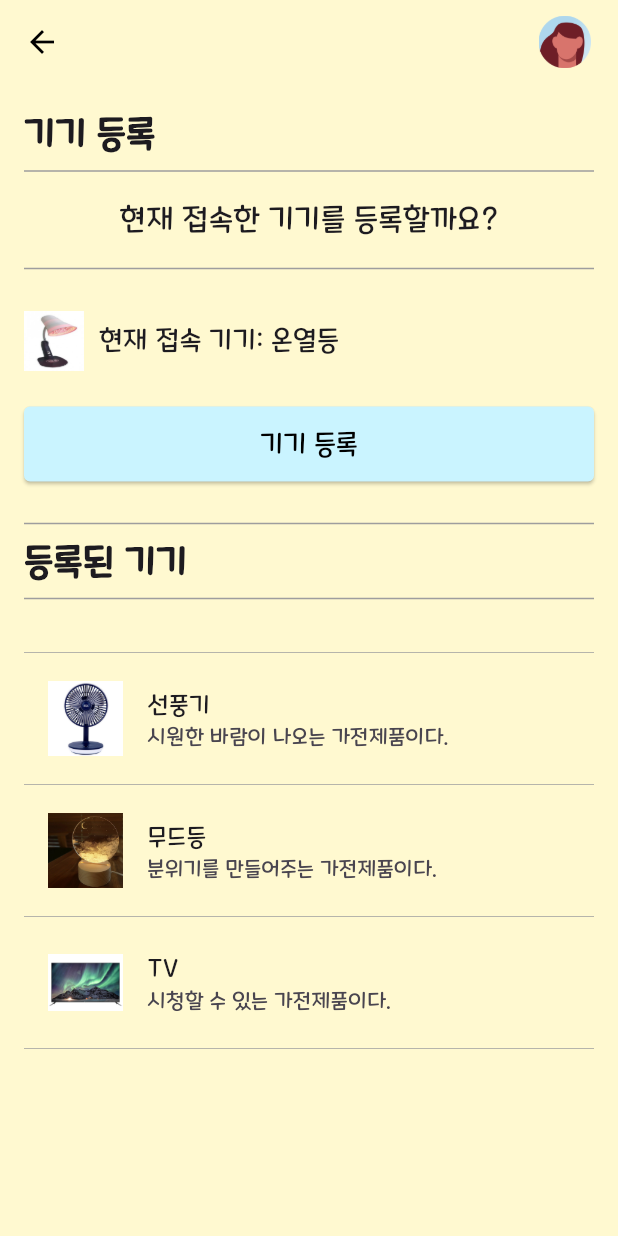
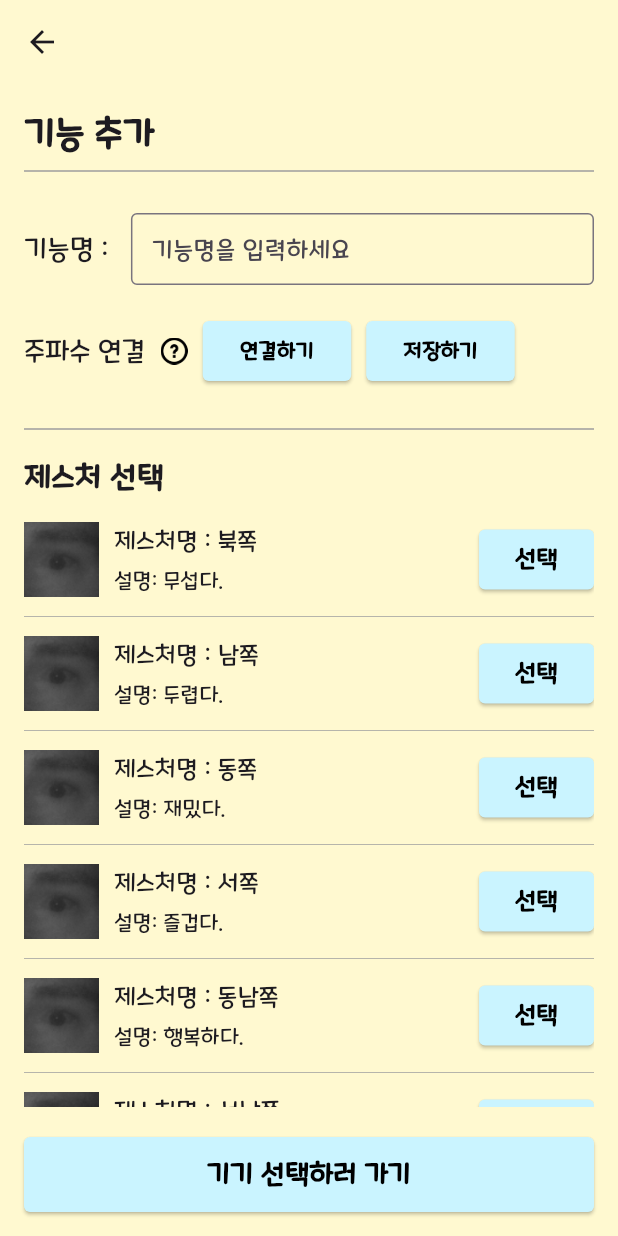
Before and after one commit to IPLaboratory/IPL_EyeTracker_FE, a Flutter app: the MachineRecognitionPage screen opened directly, after a tap on "기기 등록", on a phone screen of 412 x 824 dp. Run offline on Flutter 3.47's test engine with Material 3 defaults, Android fonts, the phone set to English and light mode, and no system bars; our stand-ins replace awesome_snackbar_content, camera, flutter_svg, image_picker, lottie, permission_handler and 1 more.

Commit message:
TASK #5 : 기능 설정 페이지 디자인 했습니다.

```diff
--- /dev/null
+++ b/lib/Feature_Settings_Page/Gesture_Choice.dart
@@ -0,0 +1,101 @@
+import 'package:flutter/material.dart';
+
+class GestureChoice extends StatefulWidget {
+  const GestureChoice({super.key});
+
+  @override
+  _GestureChoiceState createState() => _GestureChoiceState();
+}
+
+class _GestureChoiceState extends State<GestureChoice> {
+  String _selectedGesture = '';
+
+  Widget _buildGestureItem(String gestureName, String description, String imagePath) {
+    final bool isSelected = _selectedGesture == gestureName;
+
+    return Column(
+      children: [
+        GestureDetector(
+          onTap: () {
+            if (!isSelected) {
+              setState(() {
+                _selectedGesture = gestureName;
+              });
+            }
+          },
+          child: Container(
+            color: isSelected ? Colors.grey.withOpacity(0.5) : Colors.transparent,
+            child: Padding(
+              padding: const EdgeInsets.symmetric(vertical: 5.0),
+              child: Row(
+                children: [
+                  Image.asset(
+                    imagePath, // 제스처 이미지 경로
+                    width: 50,
+                    height: 50,
+                  ),
+                  const SizedBox(width: 10),
+                  Column(
+                    crossAxisAlignment: CrossAxisAlignment.start,
+                    children: [
+                      Text(
+                        '제스처명 : $gestureName',
+                        style: TextStyle(fontSize: 16),
+                      ),
+                      const SizedBox(height: 5),
+                      Text(
+                        '설명: $description',
+                        style: TextStyle(fontSize: 14),
+                      ),
+                    ],
+                  ),
+                  const Spacer(),
+                  ElevatedButton(
+                    style: ElevatedButton.styleFrom(
+                      backgroundColor: isSelected ? Color(0xFFD6A4FF) : const Color(0xFFCAF4FF),
+                      shape: RoundedRectangleBorder(
+                        borderRadius: BorderRadius.circular(4.0),
+                      ),
+                    ),
+                    onPressed: isSelected ? null : () {
+                      setState(() {
+                        _selectedGesture = gestureName;
+                      });
+                    },
+                    child: const Text(
+                      '선택',
+                      style: TextStyle(
+                        fontSize: 16,
+                        fontWeight: FontWeight.bold,
+                        color: Colors.black,
+                      ),
+                    ),
+                  ),
+                ],
+              ),
+            ),
+          ),
+        ),
+        const Divider(color: Colors.grey, thickness: 0.5), // 얇은 회색 선 추가
+      ],
+    );
+  }
+
+  @override
+  Widget build(BuildContext context) {
+    return Expanded(
+      child: ListView(
+        children: [
+          _buildGestureItem('북쪽', '무섭다.', 'assets/Gesture_Image.png'),
+          _buildGestureItem('남쪽', '두렵다.', 'assets/Gesture_Image.png'),
+          _buildGestureItem('동쪽', '재밌다.', 'assets/Gesture_Image.png'),
+          _buildGestureItem('서쪽', '즐겁다.', 'assets/Gesture_Image.png'),
+          _buildGestureItem('동남쪽', '행복하다.', 'assets/Gesture_Image.png'),
+          _buildGestureItem('서남쪽', '슬프다.', 'assets/Gesture_Image.png'),
+          _buildGestureItem('동북쪽', '우울하다.', 'assets/Gesture_Image.png'),
+          _buildGestureItem('서북쪽', '화난다.', 'assets/Gesture_Image.png'),
+        ],
+      ),
+    );
+  }
+}
--- /dev/null
+++ b/lib/Feature_Settings_Page/Help_Icon.dart
@@ -0,0 +1,17 @@
+import 'package:flutter/material.dart';
+import 'package:awesome_snackbar_content/awesome_snackbar_content.dart';
+
+void showHelpSnackbar(BuildContext context) {
+  final snackBar = SnackBar(
+    content: AwesomeSnackbarContent(
+      title: '도움말',
+      message: '연결하기 버튼을 클릭한 뒤 해당 기기의 등록된 기능의 리모컨 스위치를 10초 동안 눌러주세요.',
+      contentType: ContentType.help,
+    ),
+    backgroundColor: Colors.transparent,
+    elevation: 0,
+    behavior: SnackBarBehavior.floating,
+  );
+
+  ScaffoldMessenger.of(context).showSnackBar(snackBar);
+}
--- /dev/null
+++ b/lib/Feature_Settings_Page/Main_Settings.dart
@@ -0,0 +1,167 @@
+import 'package:flutter/material.dart';
+import 'Help_Icon.dart';
+import 'Gesture_Choice.dart'; // GestureChoice 위젯 임포트
+import 'Notification.dart'; // Notification 파일 임포트
+import 'package:real_test/Device_Select_Page/Main_Device.dart';
+
+class MainSettingsPage extends StatelessWidget {
+  @override
+  Widget build(BuildContext context) {
+    return Scaffold(
+      backgroundColor: const Color(0xFFFFF9D0), // 배경색 설정
+      appBar: AppBar(
+        scrolledUnderElevation: 0,
+        backgroundColor: const Color(0xFFFFF9D0), // 배경색 설정
+        leading: IconButton(
+          icon: Icon(Icons.arrow_back),
+          onPressed: () {
+            Navigator.pop(context);
+          },
+        ),
+      ),
+      body: Padding(
+        padding: const EdgeInsets.all(16.0),
+        child: Column(
+          crossAxisAlignment: CrossAxisAlignment.start,
+          children: [
+            Text(
+              '기능 추가',
+              style: TextStyle(
+                fontSize: 24,
+                fontWeight: FontWeight.bold,
+              ),
+            ),
+            Divider(color: Colors.grey, thickness: 1),
+            const SizedBox(height: 20),
+            Row(
+              children: [
+                Text(
+                  '기능명 : ',
+                  style: TextStyle(fontSize: 18),
+                ),
+                const SizedBox(width: 10),
+                Expanded(
+                  child: TextField(
+                    decoration: InputDecoration(
+                      border: OutlineInputBorder(),
+                      hintText: '기능명을 입력하세요',
+                      contentPadding: EdgeInsets.symmetric(vertical: 8.0, horizontal: 10.0), // 패딩 조정
+                    ),
+                  ),
+                ),
+              ],
+            ),
+            const SizedBox(height: 20),
+            Row(
+              children: [
+                Text(
+                  '주파수 연결',
+                  style: TextStyle(fontSize: 18),
+                ),
+                const SizedBox(width: 10),
+                GestureDetector(
+                  onTap: () {
+                    showHelpSnackbar(context); // 스낵바 호출 함수
+                  },
+                  child: Image.asset(
+                    'assets/Main_Settings_Question.png', // 이미지 경로
+                    width: 18,
+                    height: 18,
+                  ),
+                ),
+                const SizedBox(width: 10),
+                SizedBox(
+                  width: 99, // 버튼 너비 설정
+                  child: ElevatedButton(
+                    style: ElevatedButton.styleFrom(
+                      backgroundColor: const Color(0xFFCAF4FF),
+                      shape: RoundedRectangleBorder(
+                        borderRadius: BorderRadius.circular(4.0),
+                      ),
+                    ),
+                    onPressed: () {
+                      showRegistrationInProgress(context);
+                      // 여기서 주파수 등록 로직 추가
+                      // 등록 완료 시 아래 함수 호출
+                      // showRegistrationComplete(context);
+                    },
+                    child: const Text(
+                      '연결하기',
+                      style: TextStyle(
+                        fontSize: 14,
+                        fontWeight: FontWeight.bold,
+                        color: Colors.black,
+                      ),
+                    ),
+                  ),
+                ),
+                const SizedBox(width: 10),
+                SizedBox(
+                  width: 99, // 버튼 너비 설정
+                  child: ElevatedButton(
+                    style: ElevatedButton.styleFrom(
+                      backgroundColor: const Color(0xFFCAF4FF),
+                      shape: RoundedRectangleBorder(
+                        borderRadius: BorderRadius.circular(4.0),
+                      ),
+                    ),
+                    onPressed: () {
+                      // 저장하기 버튼 기능 추가
+                    },
+                    child: const Text(
+                      '저장하기',
+                      style: TextStyle(
+                        fontSize: 14,
+                        fontWeight: FontWeight.bold,
+                        color: Colors.black,
+                      ),
+                    ),
+                  ),
+                ),
+              ],
+            ),
+            const SizedBox(height: 20),
+            Divider(color: Colors.grey, thickness: 1), // 얇은 회색 선 추가
+            const SizedBox(height: 10),
+            Text(
+              '제스처 선택',
+              style: TextStyle(
+                fontSize: 20,
+                fontWeight: FontWeight.bold,
+              ),
+            ),
+            const SizedBox(height: 10), // 약간의 간격 추가
+            GestureChoice(), // 제스처 선택 부분 추가
+            const SizedBox(height: 20), // 약간의 간격 추가
+            SizedBox(
+              width: double.infinity,
+              height: 50,
+              child: ElevatedButton(
+                style: ElevatedButton.styleFrom(
+                  backgroundColor: const Color(0xFFCAF4FF),
+                  shape: RoundedRectangleBorder(
+                    borderRadius: BorderRadius.circular(4.0),
+                  ),
+                ),
+                onPressed: () {
+                  Navigator.push(
+                    context,
+                    MaterialPageRoute(builder: (context) => const MainDevicePage()),
+                  );
+                },
+                child: const Text(
+                  '기기 선택하러 가기',
+                  style: TextStyle(
+                    fontSize: 18,
+                    fontWeight: FontWeight.bold,
+                    color: Colors.black,
+                  ),
+                ),
+              ),
+            ),
+          ],
+        ),
+      ),
+    );
+  }
+}
--- /dev/null
+++ b/lib/Feature_Settings_Page/Notification.dart
@@ -0,0 +1,32 @@
+import 'package:flutter/material.dart';
+import 'package:awesome_snackbar_content/awesome_snackbar_content.dart';
+
+void showRegistrationInProgress(BuildContext context) {
+  final snackBar = SnackBar(
+    content: AwesomeSnackbarContent(
+      title: '등록 중!',
+      message: '현재 주파수를 등록 중입니다. 계속해서 리모콘을 눌러주세요.',
+      contentType: ContentType.help,
+    ),
+    backgroundColor: Colors.transparent,
+    elevation: 0,
+    behavior: SnackBarBehavior.floating,
+  );
+
+  ScaffoldMessenger.of(context).showSnackBar(snackBar);
+}
+
+void showRegistrationComplete(BuildContext context) {
+  final snackBar = SnackBar(
+    content: AwesomeSnackbarContent(
+      title: '등록 완료!',
+      message: '주파수가 등록되었습니다!',
+      contentType: ContentType.success,
+    ),
+    backgroundColor: Colors.transparent,
+    elevation: 0,
+    behavior: SnackBarBehavior.floating,
+  );
+
+  ScaffoldMessenger.of(context).showSnackBar(snackBar);
+}
--- a/lib/Profile_Page/Main_Profile.dart
+++ b/lib/Profile_Page/Main_Profile.dart
@@ -3,8 +3,6 @@ import 'package:flutter_svg/flutter_svg.dart'; // SVG 파일 사용을 위한
 import '../Camera_Page/Camera_Page.dart';  // CameraPage 파일 임포트
 import '../User_Registration_Page/User_Registration.dart'; // UserRegistrationPage 파일 임포트
 import 'Change_Profile.dart'; //Change_ProfilePage 파일 임포트
-import '../Device_Select_Page/Main_Device.dart'; //Main_Device파일 임포트
-
 
 class MainProfilePage extends StatefulWidget {
   const MainProfilePage({super.key});
@@ -170,37 +168,6 @@ class _MainProfilePageState extends State<MainProfilePage> {
                 ),
               ),
             ),
-            Padding(
-              padding: const EdgeInsets.all(16.0), // 버튼 주위에 여백 추가
-              child: SizedBox(
-                width: double.infinity,
-                height: 50,
-                child: ElevatedButton(
-                  style: ElevatedButton.styleFrom(
-                    backgroundColor: const Color(0xFF48859E),
-                    shape: RoundedRectangleBorder(
-                      borderRadius: BorderRadius.circular(4.0),
-                    ),
-                  ),
-                  onPressed: () {
-                    //profileProvider.profile(context);
-                    //ChangeProfilePage();
-                    Navigator.push(
-                      context,
-                      MaterialPageRoute(builder: (context) => const MainDevicePage()),
-                    );
-                  },
-                  child: const Text(
-                    '기기 선택',
-                    style: TextStyle(
-                      fontSize: 18,
-                      fontWeight: FontWeight.bold,
-                      color: Colors.black,
-                    ),
-                  ),
-                ),
-              ),
-            ),
           ],
         ),
       ),
--- a/lib/User_Registration_Page/Machine_Recognition.dart
+++ b/lib/User_Registration_Page/Machine_Recognition.dart
@@ -1,4 +1,6 @@
 import 'package:flutter/material.dart';
+import 'package:awesome_snackbar_content/awesome_snackbar_content.dart';
+import 'package:real_test/Feature_Settings_Page/Main_Settings.dart';
 
 class MachineRecognitionPage extends StatelessWidget {
   const MachineRecognitionPage({super.key});
@@ -83,7 +85,10 @@ class MachineRecognitionPage extends StatelessWidget {
                   ),
                 ),
                 onPressed: () {
-                  // 기기 등록 기능 추가 예정
+                  Navigator.push(
+                    context,
+                    MaterialPageRoute(builder: (context) => MainSettingsPage()),
+                  );
                 },
                 child: const Text(
                   '기기 등록',
```
Also changed, not shown: assets/Gesture_Image.png (added), assets/Main_Settings_Question.png (added).
